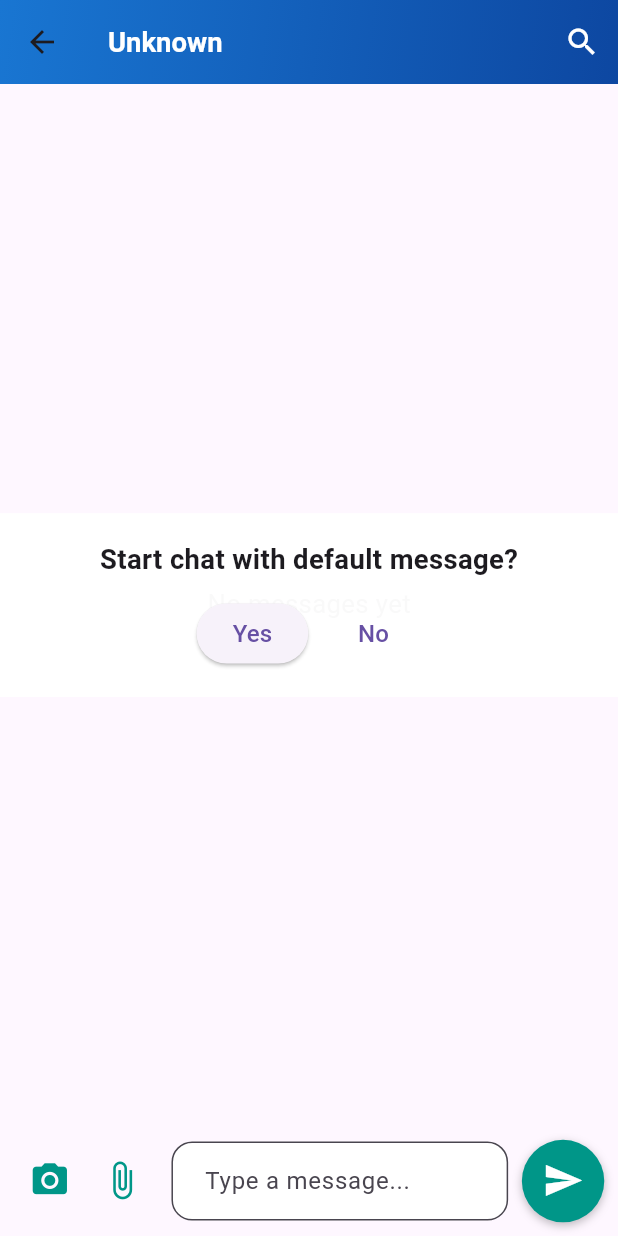
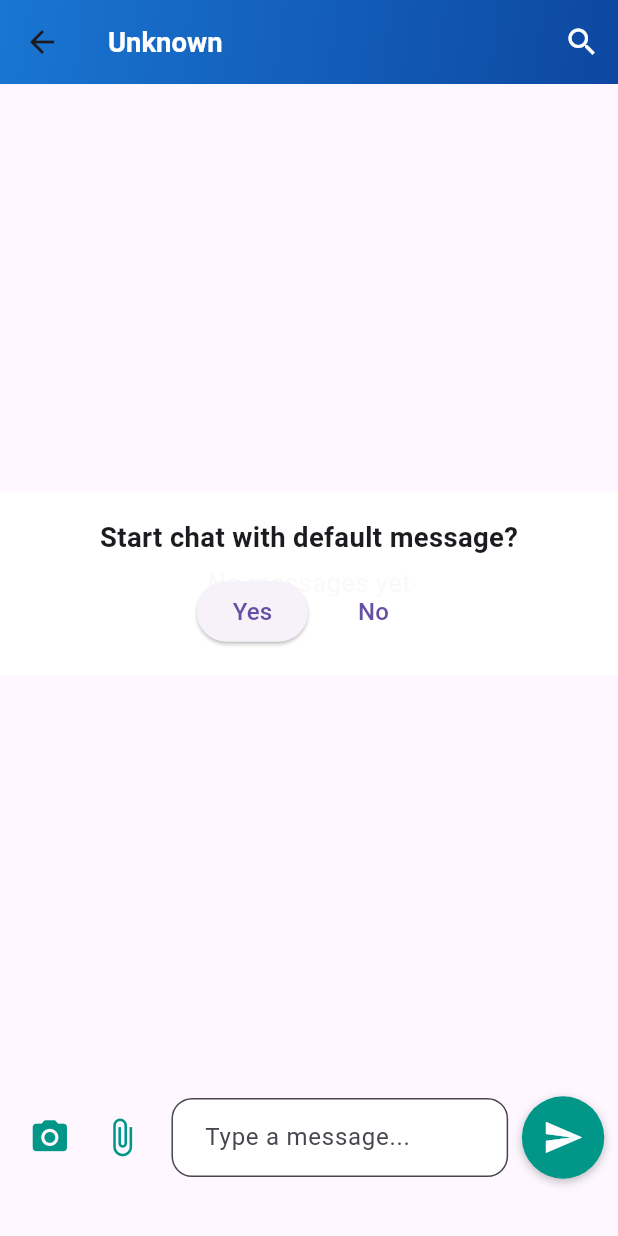
Before and after one commit to avrsoftdev/naukriwala_flutter, a Flutter app: the ChatScreen screen opened directly with empty values, on a phone screen of 412 x 824 dp. Run offline on Flutter 3.47's test engine with Material 3 defaults, Android fonts, the phone set to English and light mode, and no system bars; our stand-ins replace cloud_firestore, cloud_functions, file_picker, firebase_auth, firebase_core, firebase_messaging and 13 more; missing offline and left inert: add_2_calendar, firebase_app_check, in_app_update; accounts and stored records are empty.

Commit message:
Adjust Padding of field on chat screen

```diff
--- a/lib/screens/chat_screen.dart
+++ b/lib/screens/chat_screen.dart
@@ -1001,7 +1001,12 @@ class _ChatScreenState extends State<ChatScreen> with WidgetsBindingObserver {
               ),
             ),
             Padding(
-              padding: EdgeInsets.all(8.w),
+              padding: EdgeInsets.only(
+                left: 8.w,
+                right: 8.w,
+                top: 8.w,
+                bottom: 32.h,
+              ),
               child: Row(
                 children: [
                   // Attachment buttons
```
